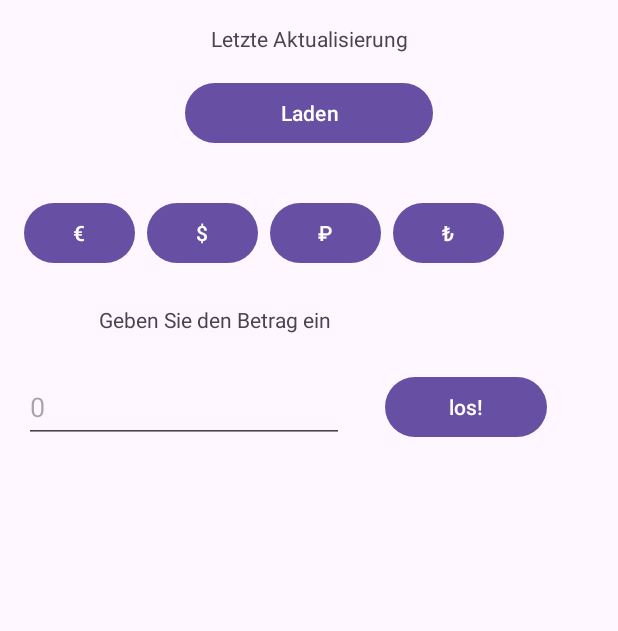
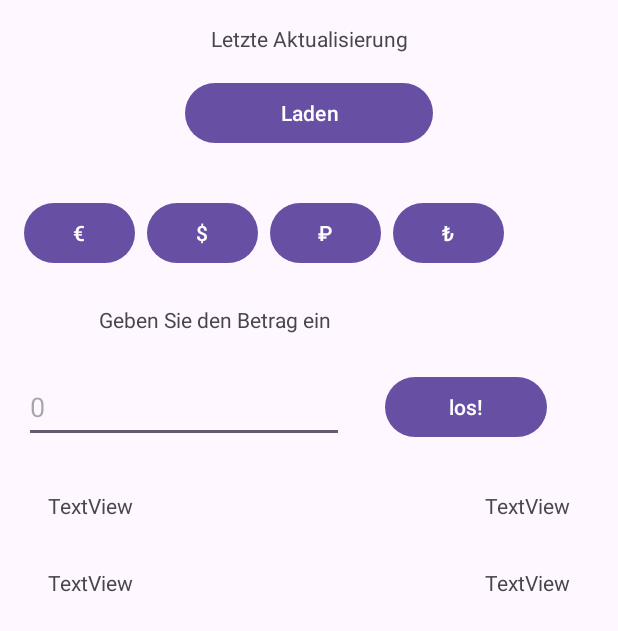
Before and after one commit to nik1q/Wkonverter, an Android app: the screen it shows after launch (MainActivity), on a phone screen of 412 x 824 dp. Shown: the top 631 px of the screen. Run offline under Robolectric (Android 15) with nearby library versions, the phone set to English and light mode, and no system bars; our stand-ins replace Room's generated code.

Commit message:
add TextViewCur
Add TtextView
Del RecyclerView

```diff
--- a/app/build.gradle
+++ b/app/build.gradle
@@ -45,7 +45,6 @@ android {
     buildFeatures {
         viewBinding true
     }
-
 }
 
 dependencies {
--- a/app/src/main/res/layout/activity_main.xml
+++ b/app/src/main/res/layout/activity_main.xml
@@ -100,20 +100,6 @@
         app:layout_constraintStart_toStartOf="parent"
         app:layout_constraintTop_toBottomOf="@+id/btSelectEur" />
 
-    <androidx.recyclerview.widget.RecyclerView
-        android:layout_width="418dp"
-        android:layout_height="403dp"
-        android:layout_marginStart="16dp"
-        android:layout_marginTop="24dp"
-        android:layout_marginEnd="16dp"
-        android:layout_marginBottom="16dp"
-        app:layout_constraintBottom_toBottomOf="parent"
-        app:layout_constraintEnd_toEndOf="parent"
-        app:layout_constraintHorizontal_bias="0.512"
-        app:layout_constraintStart_toStartOf="parent"
-        app:layout_constraintTop_toBottomOf="@+id/edGetValue"
-        app:layout_constraintVertical_bias="0.157" />
-
     <EditText
         android:id="@+id/edGetValue"
         android:layout_width="wrap_content"
@@ -127,4 +113,47 @@
         app:layout_constraintStart_toStartOf="parent"
         app:layout_constraintTop_toBottomOf="@+id/tvSelectCurrency" />
 
+    <TextView
+        android:id="@+id/textViewEur"
+        android:layout_width="wrap_content"
+        android:layout_height="wrap_content"
+        android:layout_marginStart="32dp"
+        android:layout_marginTop="32dp"
+        android:text="TextView"
+        app:layout_constraintStart_toStartOf="parent"
+        app:layout_constraintTop_toBottomOf="@+id/btGetResult" />
+
+    <TextView
+        android:id="@+id/textViewRub"
+        android:layout_width="wrap_content"
+        android:layout_height="wrap_content"
+        android:layout_marginTop="32dp"
+        android:layout_marginEnd="32dp"
+        android:text="TextView"
+        app:layout_constraintEnd_toEndOf="parent"
+        app:layout_constraintTop_toBottomOf="@+id/btGetResult" />
+
+    <TextView
+        android:id="@+id/textViewUSD"
+        android:layout_width="wrap_content"
+        android:layout_height="wrap_content"
+        android:layout_marginStart="32dp"
+        android:layout_marginTop="32dp"
+        android:text="TextView"
+        app:layout_constraintEnd_toEndOf="@+id/textViewEur"
+        app:layout_constraintStart_toStartOf="parent"
+        app:layout_constraintTop_toBottomOf="@+id/textViewEur" />
+
+    <TextView
+        android:id="@+id/textViewTry"
+        android:layout_width="wrap_content"
+        android:layout_height="wrap_content"
+        android:layout_marginTop="32dp"
+        android:layout_marginEnd="32dp"
+        android:text="TextView"
+        app:layout_constraintEnd_toEndOf="parent"
+        app:layout_constraintHorizontal_bias="0.0"
+        app:layout_constraintStart_toStartOf="@+id/textViewRub"
+        app:layout_constraintTop_toBottomOf="@+id/textViewRub" />
+
 </androidx.constraintlayout.widget.ConstraintLayout>
```
Also changed, not shown: 1 other file.
